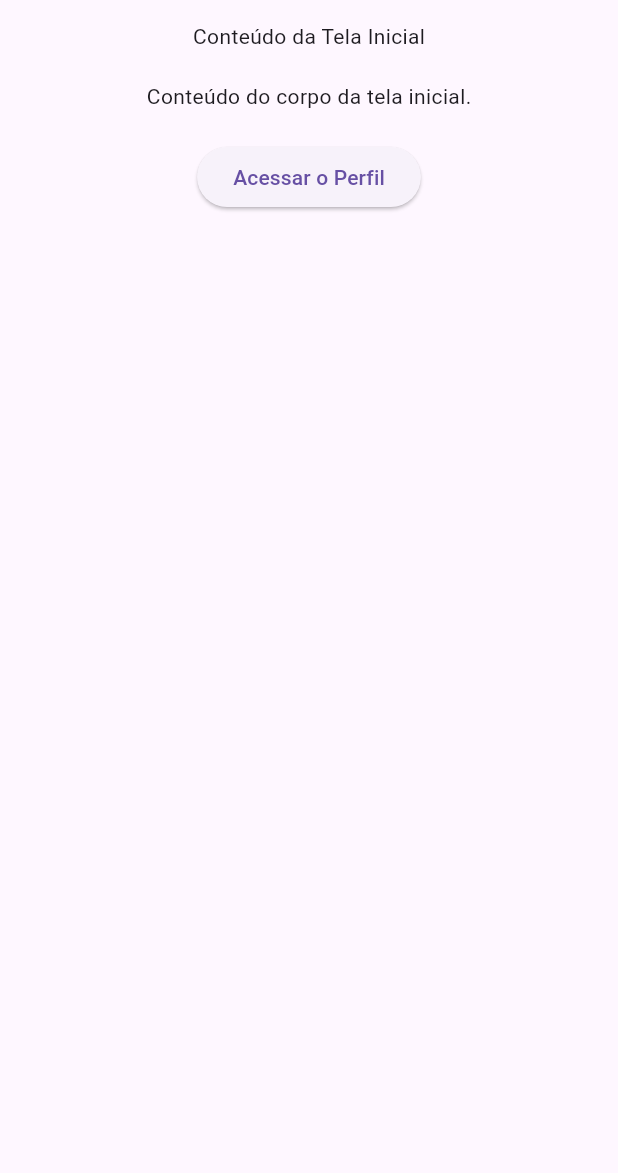
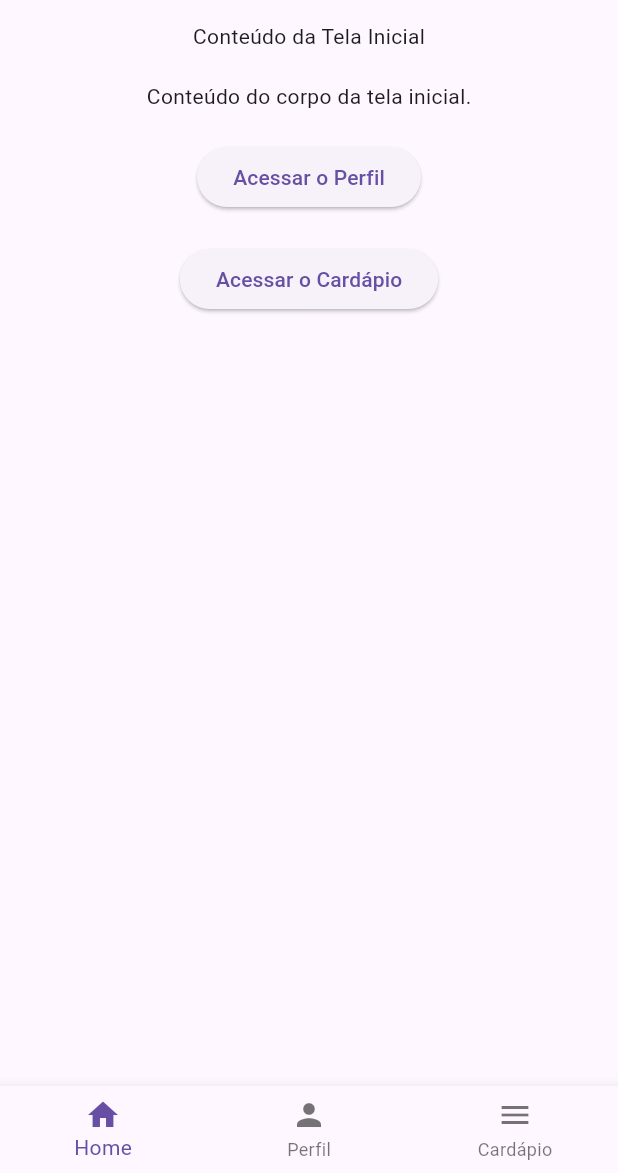
Before and after one commit to GitParaAula/alicia_legal_flutter2, a Flutter app: the screen it shows after launch, on a phone screen of 412 x 824 dp, the part 63-1236 px from its top. Run offline on Flutter 3.47's test engine with Material 3 defaults, Android fonts, the phone set to English and light mode, and no system bars.

Commit message:
Update_muita_coisa

```diff
--- a/lib/main.dart
+++ b/lib/main.dart
@@ -1,6 +1,7 @@
 import 'package:flutter/material.dart';
 import './screens/home_page.dart';
 import './screens/perfil_page.dart';
+import './screens/cardapio_page.dart';
 
 void main(){
   runApp(const MainApp());
@@ -15,8 +16,9 @@ class MainApp extends StatelessWidget{
       debugShowCheckedModeBanner: false,
       initialRoute: '/',
       routes: {
-        '/': (context)=> const HomePage(),
-        '/perfil': (context)=> const PerfilPage()
+        '/': (context)=> HomePage(),
+        '/perfil': (context)=> PerfilPage(),
+        '/cardapio': (context)=> CardapioPage()
       }
     );
   }
--- a/lib/screens/home_page.dart
+++ b/lib/screens/home_page.dart
@@ -1,7 +1,21 @@
+import 'package:alicia_legal_flutter/screens/cardapio_page.dart';
 import 'package:flutter/material.dart';
+import './perfil_page.dart';
 
-class HomePage extends StatelessWidget{
-  const HomePage({super.key});
+class HomePage extends StatefulWidget{
+  @override
+  _HomePageState createState() => _HomePageState();
+}
+
+class _HomePageState extends State<HomePage>{
+  int indiceAtual=0;
+
+  final List<Widget> telas = [
+    HomeContent(),
+    PerfilPage(),
+    CardapioPage()
+  ];
+
 
   @override
   Widget build(BuildContext context){
@@ -22,11 +36,38 @@ class HomePage extends StatelessWidget{
             ListTile(
               title: Text('Perfil'),
               onTap: (){Navigator.pushNamed(context, '/perfil');},
-            )
+            ),
+            ListTile(
+              title: Text('Cardápio'),
+              onTap: (){Navigator.pushNamed(context, '/cardapio');},
+            ),
           ],
         ),
       ),
-      body:Center(
+      body: telas[indiceAtual],
+      bottomNavigationBar: BottomNavigationBar(
+        currentIndex: indiceAtual,
+        onTap: (index){
+          setState((){
+            indiceAtual = index;
+          });
+        },
+        items:[
+          BottomNavigationBarItem(icon: Icon(Icons.home), label: 'Home'),
+          BottomNavigationBarItem(icon: Icon(Icons.person), label:'Perfil'),
+          BottomNavigationBarItem(icon: Icon(Icons.menu), label:'Cardápio')
+        ]
+      )
+    );
+  }
+}
+
+  class HomeContent extends StatelessWidget{
+    const HomeContent({super.key});
+
+    @override
+    Widget build(BuildContext context){
+      return Center(
         child: Column(
           mainAxisAlignment: MainAxisAlignment.start,
           crossAxisAlignment: CrossAxisAlignment.center,
@@ -38,10 +79,14 @@ class HomePage extends StatelessWidget{
             ElevatedButton(
               onPressed: (){Navigator.pushNamed(context, '/perfil');},
               child: Text('Acessar o Perfil')
-            )
+            ),
+            SizedBox(height: 20),
+            ElevatedButton(
+              onPressed: (){Navigator.pushNamed(context, '/cardapio');},
+              child: Text('Acessar o Cardápio')
+            ),
           ],
         ),
-      )
-    );
+      );
+    }
   }
-}
```
Also changed, not shown: lib/screens/cardapio_page.dart (added, +71 -0 lines).
